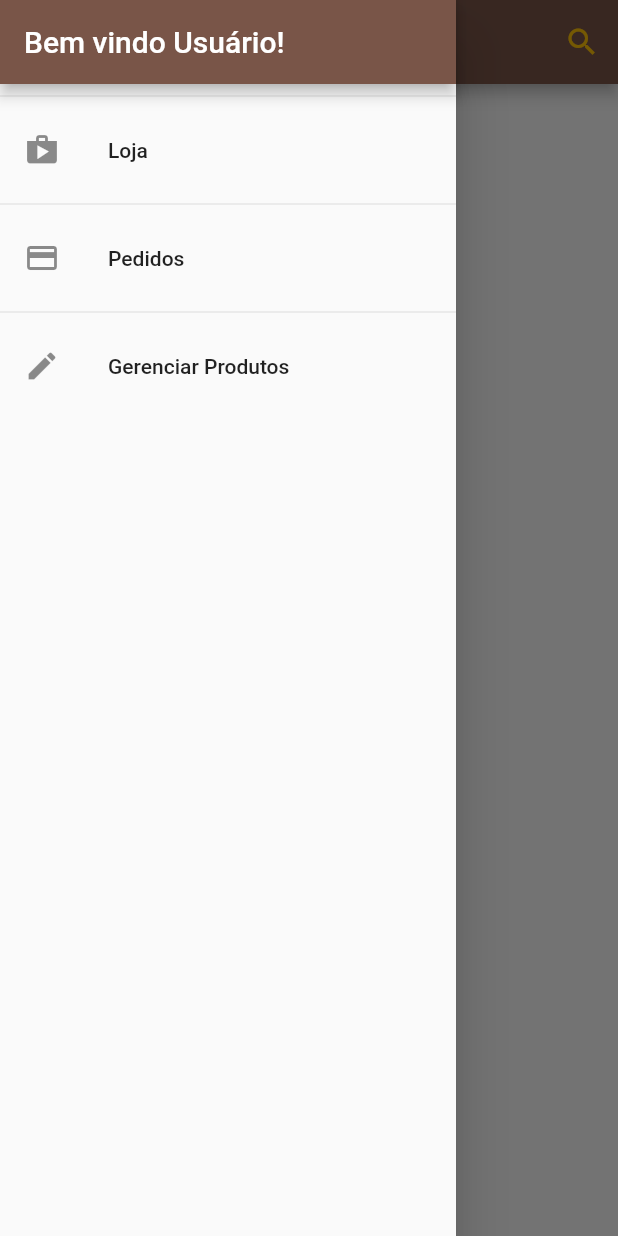
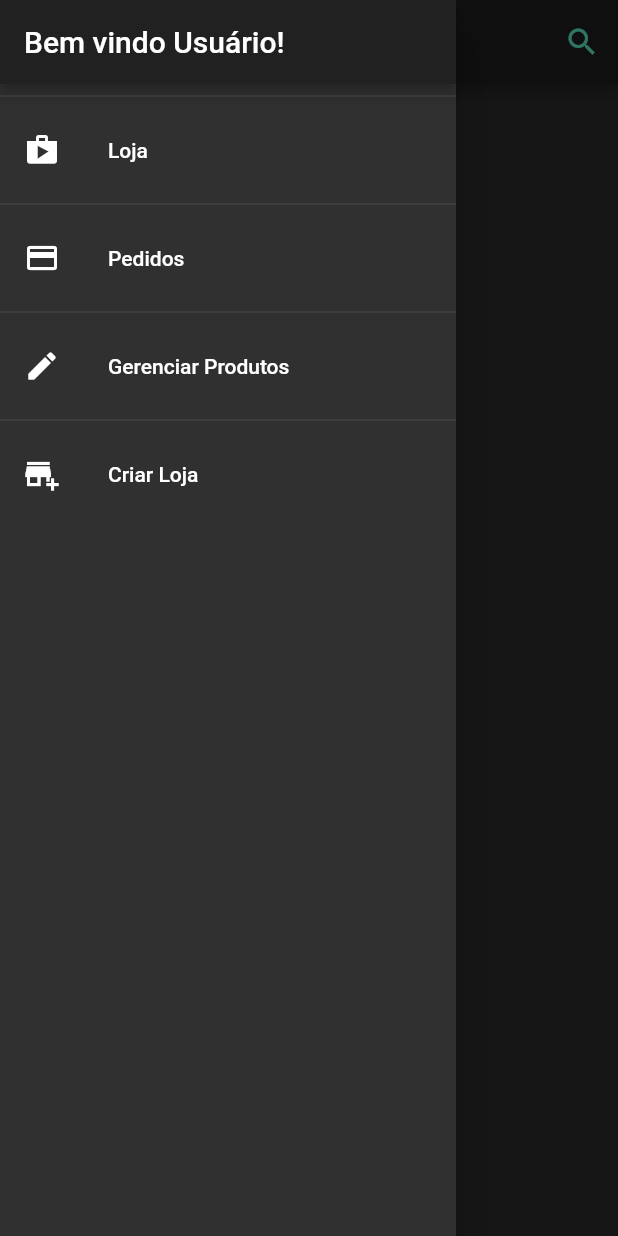
Before and after one commit to JFmaia/ArtCaico, a Flutter app: the screen it shows after launch, with the side drawer open, on a phone screen of 412 x 824 dp. Run offline on Flutter 3.47's test engine with Material 2 defaults, Android fonts, the phone set to English and light mode, and no system bars; our stand-ins replace cloud_firestore, firebase_core, flutter_mobx, flutter_modular, mobx; accounts and stored records are empty; generated files the repository leaves out were written again.

Commit message:
Novas mudançar, dentro dela a tela de cadastro de loja.

```diff
--- a/artcaico/lib/app/app_widget.dart
+++ b/artcaico/lib/app/app_widget.dart
@@ -5,12 +5,10 @@ class AppWidget extends StatelessWidget {
   @override
   Widget build(BuildContext context) {
     return MaterialApp(
+      debugShowCheckedModeBanner: false,
       navigatorKey: Modular.navigatorKey,
       title: 'Flutter Slidy',
-      theme: ThemeData(
-        primarySwatch: Colors.brown,
-        accentColor: Colors.amber,
-      ),
+      theme: ThemeData.dark(),
       initialRoute: '/',
       onGenerateRoute: Modular.generateRoute,
     );
--- a/artcaico/lib/app/models/loja.dart
+++ /dev/null
@@ -1,17 +0,0 @@
-import 'package:artcaico/app/models/product.dart';
-
-class Loja {
-  String title;
-  DateTime dataInicio;
-  String imageUrl;
-  bool favorita;
-  List<Product> products;
-
-  Loja({
-    this.title,
-    this.dataInicio,
-    this.imageUrl,
-    this.favorita,
-    this.products,
-  });
-}
--- a/artcaico/lib/app/modules/home/home_page.dart
+++ b/artcaico/lib/app/modules/home/home_page.dart
@@ -1,7 +1,10 @@
 import 'package:artcaico/app/modules/home/widgets/app_drawer.dart';
 import 'package:flutter/material.dart';
+import 'package:flutter_mobx/flutter_mobx.dart';
 import 'package:flutter_modular/flutter_modular.dart';
+
 import 'home_controller.dart';
+import 'models/loja.dart';
 
 class HomePage extends StatefulWidget {
   final String title;
@@ -34,9 +37,53 @@ class _HomePageState extends ModularState<HomePage, HomeController> {
           )
         ],
       ),
-      body: Column(
-        children: <Widget>[],
-      ),
+      body: Observer(builder: (_) {
+        if (controller.lojaList.hasError) {
+          return Center(
+            child: RaisedButton(
+              onPressed: controller.getList(),
+              child: Text('Error'),
+            ),
+          );
+        }
+        if (controller.lojaList.data == null) {
+          return Center(
+            child: CircularProgressIndicator(),
+          );
+        }
+
+        List<Loja> list = controller.lojaList.data;
+
+        return ListView.builder(
+          itemCount: list.length,
+          itemBuilder: (_, index) {
+            Loja loja = list[index];
+            return GestureDetector(
+              onTap: () {},
+              child: Card(
+                margin: EdgeInsets.all(8),
+                child: ListTile(
+                    contentPadding: EdgeInsets.all(10),
+                    leading: CircleAvatar(
+                      radius: 30.0,
+                      backgroundImage: NetworkImage(
+                        loja.imageUrl,
+                      ),
+                      backgroundColor: Colors.transparent,
+                    ),
+                    title: Text(loja.title),
+                    trailing: IconButton(
+                      icon: Icon(Icons.favorite_border_outlined),
+                      onPressed: () {},
+                    ),
+                    subtitle: Text(
+                      loja.description,
+                    )),
+              ),
+            );
+          },
+        );
+      }),
       drawer: AppDrawer(),
     );
   }
--- /dev/null
+++ b/artcaico/lib/app/modules/home/models/loja.dart
@@ -0,0 +1,43 @@
+import 'package:cloud_firestore/cloud_firestore.dart';
+
+class Loja {
+  String title;
+  String description;
+  bool favorito;
+  String imageUrl;
+  DocumentReference reference;
+
+  Loja({
+    this.imageUrl,
+    this.title,
+    this.description,
+    this.favorito,
+    this.reference,
+  });
+
+  factory Loja.fromDocument(DocumentSnapshot doc) {
+    return Loja(
+      title: doc['title'],
+      description: doc['description'],
+      favorito: doc['favorito'],
+      imageUrl: doc['imageUrl'],
+      reference: doc.reference,
+    );
+  }
+  Future save() async {
+    if (reference == null) {
+      reference = await FirebaseFirestore.instance.collection('Lojas').add({
+        'title': title,
+        'description': description,
+        'favorito': favorito,
+        'imageUrl': imageUrl,
+      });
+    } else {
+      reference.update({});
+    }
+  }
+
+  Future delete() {
+    return reference.delete();
+  }
+}
--- a/artcaico/lib/app/models/product.dart
+++ b/artcaico/lib/app/modules/home/models/product.dart
@@ -1,12 +1,10 @@
 class Product {
-  final String id;
   final String title;
   final String description;
   final double price;
   final String imageUrl;
 
   Product({
-    this.id,
     this.title,
     this.description,
     this.price,
--- /dev/null
+++ b/artcaico/lib/app/modules/home/repository/artcaico_repository_impl.dart
@@ -0,0 +1,5 @@
+import 'package:artcaico/app/modules/home/models/loja.dart';
+
+abstract class IArtcaicoRepository {
+  Stream<List<Loja>> getLojas();
+}
--- a/artcaico/lib/app/modules/home/widgets/app_drawer.dart
+++ b/artcaico/lib/app/modules/home/widgets/app_drawer.dart
@@ -28,6 +28,12 @@ class AppDrawer extends StatelessWidget {
             title: Text('Gerenciar Produtos'),
             onTap: () {},
           ),
+          Divider(),
+          ListTile(
+            leading: Icon(Icons.add_business),
+            title: Text('Criar Loja'),
+            onTap: () {},
+          ),
         ],
       ),
     );
--- a/artcaico/lib/app/repository/artcaico_repository_impl.dart
+++ /dev/null
@@ -1,5 +0,0 @@
-import 'package:artcaico/app/models/loja.dart';
-
-abstract class IArtcaicoRepository {
-  Stream<List<Loja>> getTodos();
-}
```
Also changed, not shown: artcaico/lib/app/modules/home/home_controller.dart (+14 -3 lines), artcaico/lib/app/modules/home/home_createLoja.dart (added, +128 -0 lines), artcaico/lib/app/modules/home/home_module.dart (+16 -6 lines), artcaico/lib/app/modules/home/repository/artcaico_repository.dart (added, +19 -0 lines), artcaico/lib/app/modules/home/home_controller.g.dart, artcaico/lib/app/repository/artcaico_repository.dart (deleted), artcaico/pubspec.yaml (line endings or trailing spaces).
